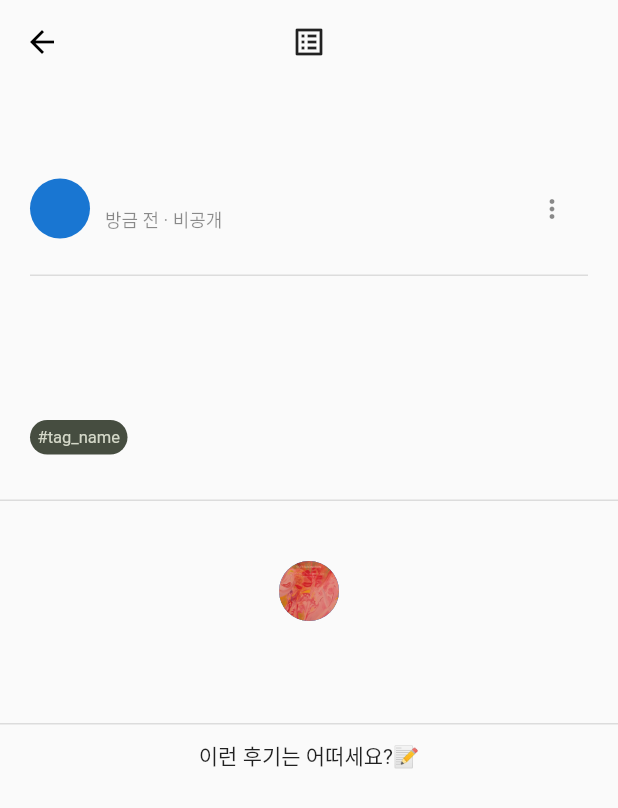
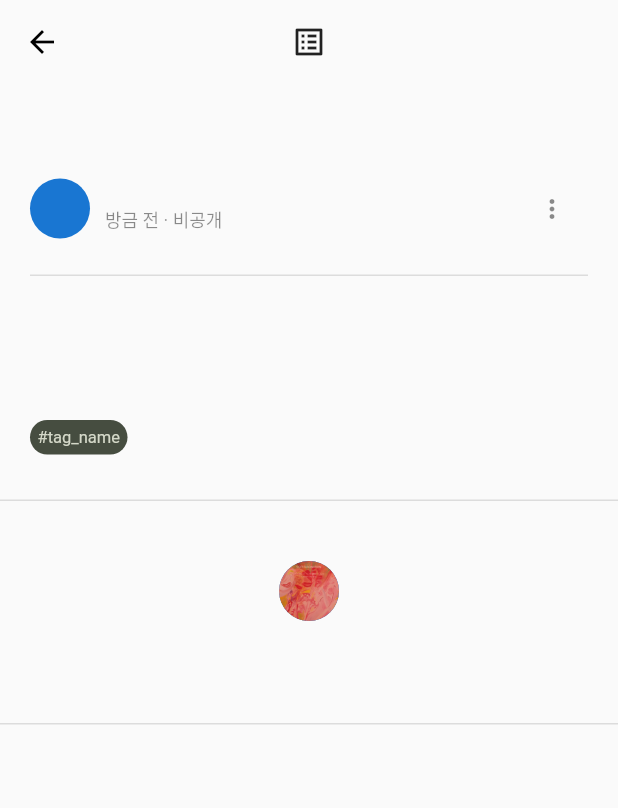
Before and after one commit to chg1179/Flutter_exhibition, a Flutter app: the ReviewDetail screen opened directly with empty values, on a phone screen of 412 x 824 dp. Shown: the top 808 px of the screen. Run offline on Flutter 3.47's test engine with Material 2 defaults, Android fonts, the phone set to English and light mode, and no system bars; our stand-ins replace cached_network_image, cloud_firestore, firebase_auth, firebase_core, firebase_storage, flutter_spinkit and 5 more; missing offline and left inert: country_calling_code_picker; accounts and stored records are empty.

```diff
--- a/lib/review/review_detail.dart
+++ b/lib/review/review_detail.dart
@@ -301,10 +301,6 @@ class _ReviewDetailState extends State<ReviewDetail> {
                       width: MediaQuery.of(context).size.width,
                       color: Colors.black12
                   ),
-                  Container(
-                    padding: EdgeInsets.all(10),
-                    child: Text('이런 후기는 어떠세요?📝', style: TextStyle(),),
-                  )
                 ],
               )
           );
```
Also changed, not shown: lib/community/post_mypage.dart (+6 -6 lines), lib/review/review_list.dart (+7 -0 lines).
